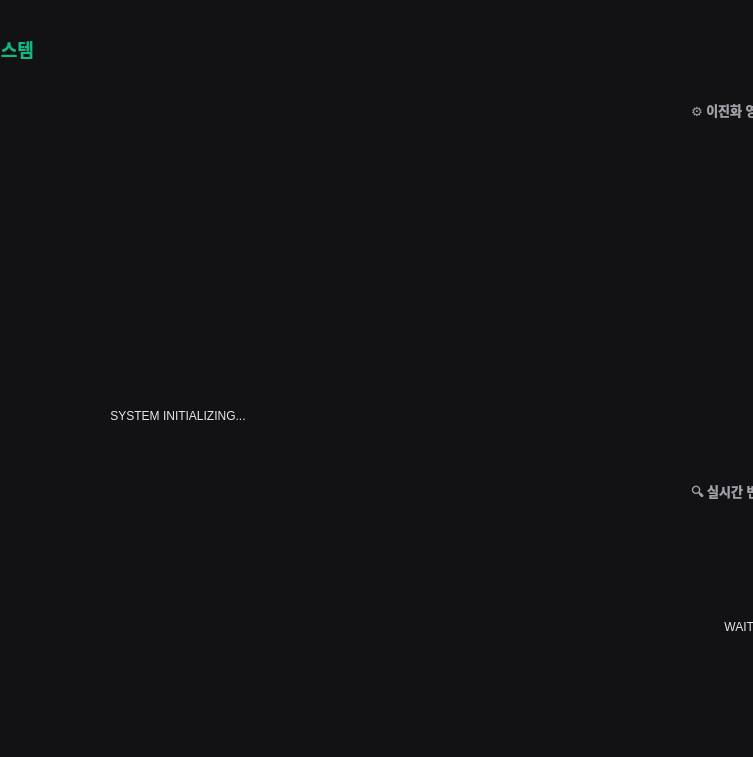
JHKINI/nextframe_opencv, file nextframe/main_window.ui: the form before one commit; both pictures show x 337 to 1090 and y 0 to 757 of the 1280 by 757 pixel window.
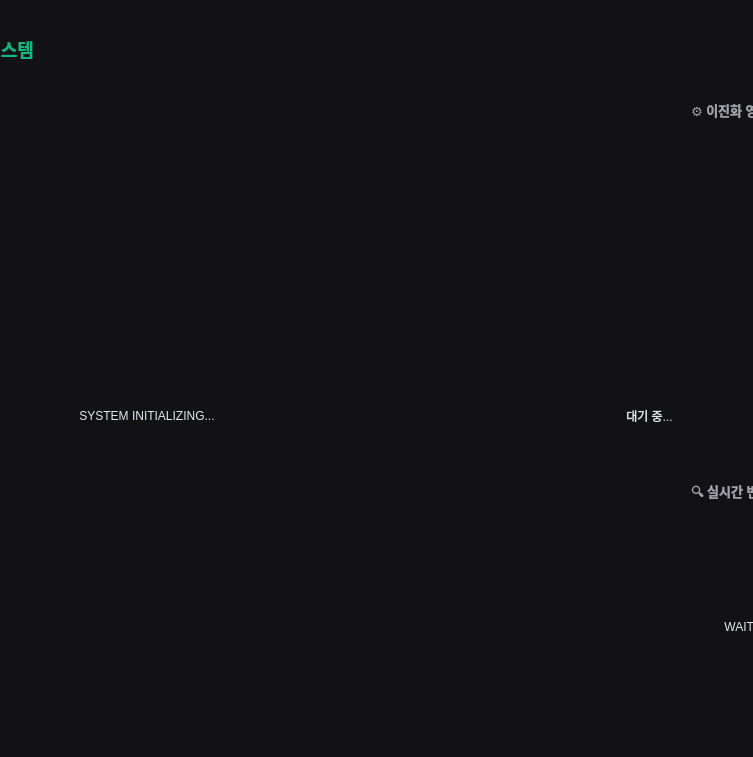
The form after the commit.

Commit message: feat: 업데이트 전  현재 상태 저장 2026-06-19

```diff
--- a/nextframe/main_window.ui
+++ b/nextframe/main_window.ui
@@ -143,12 +143,12 @@
          <string>
           QLabel #screen_main {
               border: 1px solid #2A2A32;
-              background-color: #09090B;
+              background-color: #28286c;
               border-radius: 10px;
               font-size: 14px;
               letter-spacing: 1px;
               color: #71717A;
-         }
+          }
          </string>
         </property>
         <property name="text">
@@ -159,6 +159,33 @@
         </property>
        </widget>
       </item>
+        <item>
+            <widget class="QLabel" name="result_label">
+            <property name="minimumSize">
+            <size>
+                <width>0</width>
+                <height>50</height>
+            </size>
+            </property>
+            <property name="styleSheet">
+            <string>
+                QLabel #result_label {
+                    background-color: #27272A; /* 대기 중 기본 색상 */
+                    color: #FFFFFF;
+                    border-radius: 8px;
+                    font-weight: 800;
+                    font-size: 18px;
+                }
+            </string>
+            </property>
+            <property name="text">
+            <string>대기 중...</string>
+            </property>
+            <property name="alignment">
+            <set>Qt::AlignmentFlag::AlignCenter</set>
+            </property>
+            </widget>
+            </item>
       <item>
        <layout class="QVBoxLayout" name="side_layout">
         <property name="spacing">
```
Left out of the diff: 6 changed lines with no effect on the pictures.
